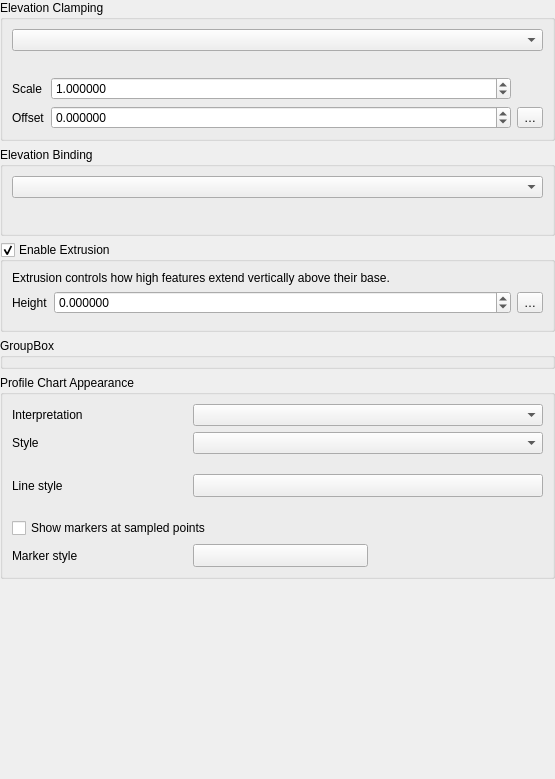
Qt form src/ui/qgsvectorelevationpropertieswidgetbase.ui (nextgis/nextgisqgis) before a commit.
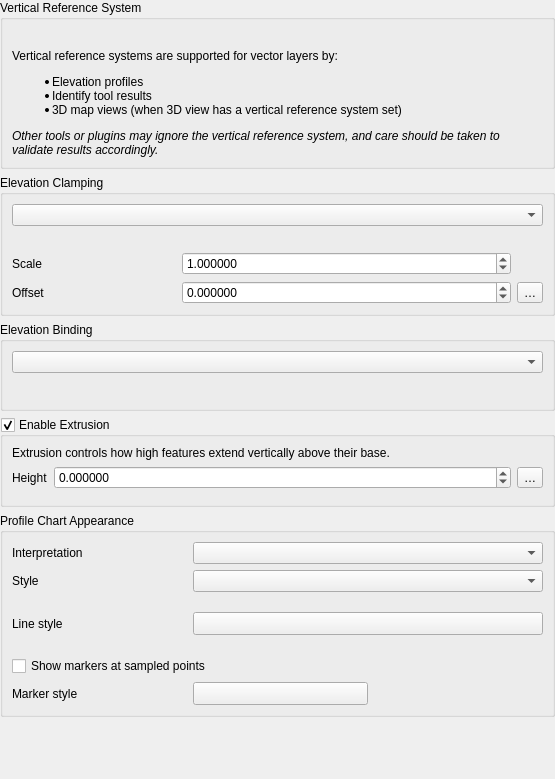
The same form after that commit. Custom widgets are drawn as their Qt base class.

```diff
--- a/src/ui/qgsvectorelevationpropertieswidgetbase.ui
+++ b/src/ui/qgsvectorelevationpropertieswidgetbase.ui
@@ -26,6 +26,75 @@
    <property name="bottomMargin">
     <number>0</number>
    </property>
+   <item>
+    <widget class="QGroupBox" name="groupBox_2">
+     <property name="sizePolicy">
+      <sizepolicy hsizetype="Preferred" vsizetype="Maximum">
+       <horstretch>0</horstretch>
+       <verstretch>0</verstretch>
+      </sizepolicy>
+     </property>
+     <property name="title">
+      <string>Vertical Reference System</string>
+     </property>
+     <layout class="QVBoxLayout" name="verticalLayout_2">
+      <item>
+       <widget class="QgsStackedWidget" name="mVerticalCrsStackedWidget">
+        <property name="sizePolicy">
+         <sizepolicy hsizetype="Preferred" vsizetype="Maximum">
+          <horstretch>0</horstretch>
+          <verstretch>0</verstretch>
+         </sizepolicy>
+        </property>
+        <widget class="QWidget" name="mCrsPageDisabled">
+         <layout class="QVBoxLayout" name="verticalLayout_3">
+          <property name="leftMargin">
+           <number>0</number>
+          </property>
+          <property name="topMargin">
+           <number>0</number>
+          </property>
+          <property name="rightMargin">
+           <number>0</number>
+          </property>
+          <property name="bottomMargin">
+           <number>0</number>
+          </property>
+          <item>
+           <widget class="QLabel" name="mCrsDisabledLabel">
+            <property name="text">
+             <string/>
+            </property>
+            <property name="wordWrap">
+             <bool>true</bool>
+            </property>
+           </widget>
+          </item>
+         </layout>
+        </widget>
+        <widget class="QWidget" name="mCrsPageEnabled"/>
+       </widget>
+      </item>
+      <item>
+       <widget class="QLabel" name="label">
+        <property name="text">
+         <string>&lt;html&gt;&lt;head/&gt;&lt;body&gt;&lt;p&gt;Vertical reference systems are supported for vector layers by:&lt;/p&gt;
+&lt;ul&gt;
+&lt;li&gt;Elevation profiles&lt;/li&gt;
+&lt;li&gt;Identify tool results&lt;/li&gt;
+&lt;li&gt;3D map views (when 3D view has a vertical reference system set)&lt;/li&gt;
+&lt;/ul&gt;
+&lt;p&gt;&lt;i&gt;Other tools or plugins may ignore the vertical reference system, and care should be taken to validate results accordingly.&lt;/i&gt;&lt;/p&gt;
+&lt;/body&gt;&lt;/html&gt;</string>
+        </property>
+        <property name="wordWrap">
+         <bool>true</bool>
+        </property>
+       </widget>
+      </item>
+     </layout>
+    </widget>
+   </item>
    <item>
     <widget class="QGroupBox" name="mElevationGroupBox">
      <property name="focusPolicy">
@@ -40,28 +109,11 @@
      <property name="syncGroup" stdset="0">
       <string notr="true">vectorgeneral</string>
      </property>
-     <layout class="QGridLayout" name="gridLayout_2" columnstretch="0,1,0,0">
-      <item row="2" column="0">
-       <widget class="QLabel" name="mLabelScale">
+     <layout class="QGridLayout" name="gridLayout_2" columnstretch="0,0,0,0">
+      <item row="3" column="3">
+       <widget class="QgsPropertyOverrideButton" name="mOffsetDDBtn">
         <property name="text">
-         <string>Scale</string>
-        </property>
-       </widget>
-      </item>
-      <item row="1" column="0" colspan="3">
-       <widget class="QLabel" name="mLabelClampingExplanation">
-        <property name="text">
-         <string/>
-        </property>
-        <property name="wordWrap">
-         <bool>true</bool>
-        </property>
-       </widget>
-      </item>
-      <item row="3" column="0">
-       <widget class="QLabel" name="mOffsetLabel">
-        <property name="text">
-         <string>Offset</string>
+         <string>…</string>
         </property>
        </widget>
       </item>
@@ -78,13 +130,30 @@
         </property>
        </widget>
       </item>
+      <item row="3" column="0">
+       <widget class="QLabel" name="mOffsetLabel">
+        <property name="text">
+         <string>Offset</string>
+        </property>
+       </widget>
+      </item>
+      <item row="1" column="0" colspan="3">
+       <widget class="QLabel" name="mLabelClampingExplanation">
+        <property name="text">
+         <string/>
+        </property>
+        <property name="wordWrap">
+         <bool>true</bool>
+        </property>
+       </widget>
+      </item>
       <item row="2" column="1" colspan="2">
        <widget class="QgsDoubleSpinBox" name="mScaleZSpinBox">
         <property name="decimals">
          <number>6</number>
         </property>
         <property name="minimum">
-         <double>0.000000000000000</double>
+         <double>-99999999999.000000000000000</double>
         </property>
         <property name="maximum">
          <double>99999999999.000000000000000</double>
@@ -94,10 +163,10 @@
         </property>
        </widget>
       </item>
-      <item row="3" column="3">
-       <widget class="QgsPropertyOverrideButton" name="mOffsetDDBtn">
+      <item row="2" column="0">
+       <widget class="QLabel" name="mLabelScale">
         <property name="text">
-         <string>…</string>
+         <string>Scale</string>
         </property>
        </widget>
       </item>
@@ -210,13 +279,6 @@
      </layout>
     </widget>
    </item>
-   <item>
-    <widget class="QGroupBox" name="groupBox_2">
-     <property name="title">
-      <string>GroupBox</string>
-     </property>
-    </widget>
-   </item>
    <item>
     <widget class="QGroupBox" name="groupBox">
      <property name="title">
@@ -543,20 +605,26 @@
   </layout>
  </widget>
  <customwidgets>
+  <customwidget>
+   <class>QgsPropertyOverrideButton</class>
+   <extends>QToolButton</extends>
+   <header>qgspropertyoverridebutton.h</header>
+  </customwidget>
+  <customwidget>
+   <class>QgsSymbolButton</class>
+   <extends>QToolButton</extends>
+   <header>qgssymbolbutton.h</header>
+  </customwidget>
   <customwidget>
    <class>QgsDoubleSpinBox</class>
    <extends>QDoubleSpinBox</extends>
    <header>qgsdoublespinbox.h</header>
   </customwidget>
   <customwidget>
-   <class>QgsSymbolButton</class>
-   <extends>QToolButton</extends>
-   <header>qgssymbolbutton.h</header>
-  </customwidget>
-  <customwidget>
-   <class>QgsPropertyOverrideButton</class>
-   <extends>QToolButton</extends>
-   <header>qgspropertyoverridebutton.h</header>
+   <class>QgsStackedWidget</class>
+   <extends>QStackedWidget</extends>
+   <header>qgsstackedwidget.h</header>
+   <container>1</container>
   </customwidget>
  </customwidgets>
  <tabstops>
```
